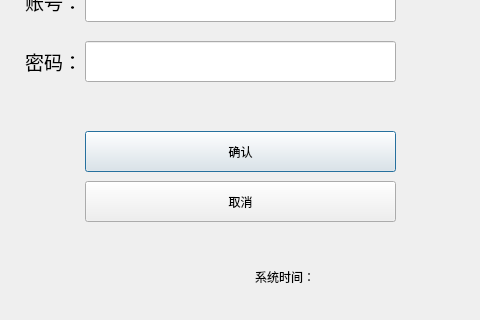
Old version of the form login.ui in the repository zhbean/Hospital_MIS; both pictures show x 115 to 595 and y 209 to 529 of the 714 by 529 pixel window.
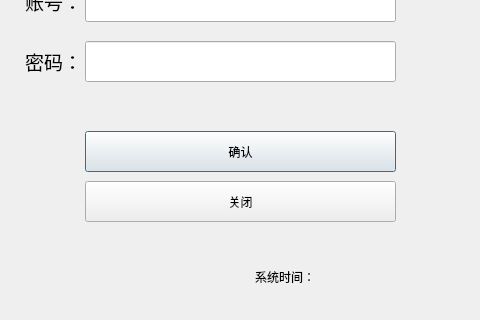
New version of the form. Icons and pictures are not drawn.

What changed in the file:
```diff
--- a/login.ui
+++ b/login.ui
@@ -36,7 +36,7 @@
     </rect>
    </property>
    <property name="text">
-    <string>取消</string>
+    <string>关闭</string>
    </property>
   </widget>
   <widget class="QLabel" name="label">
```
